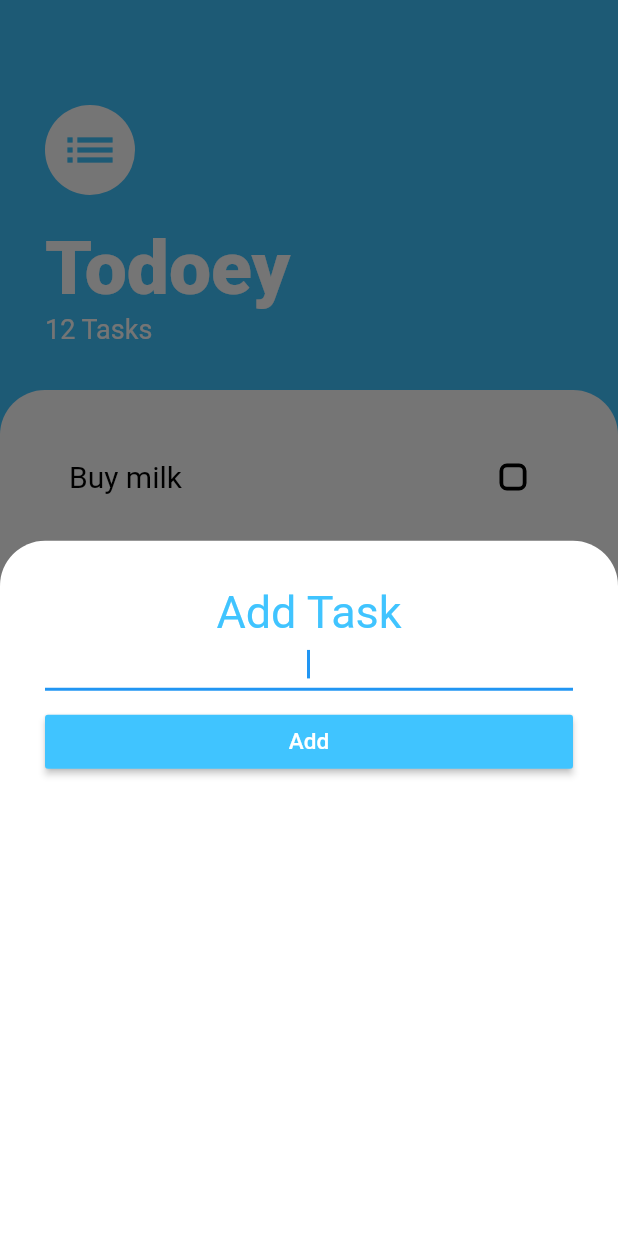
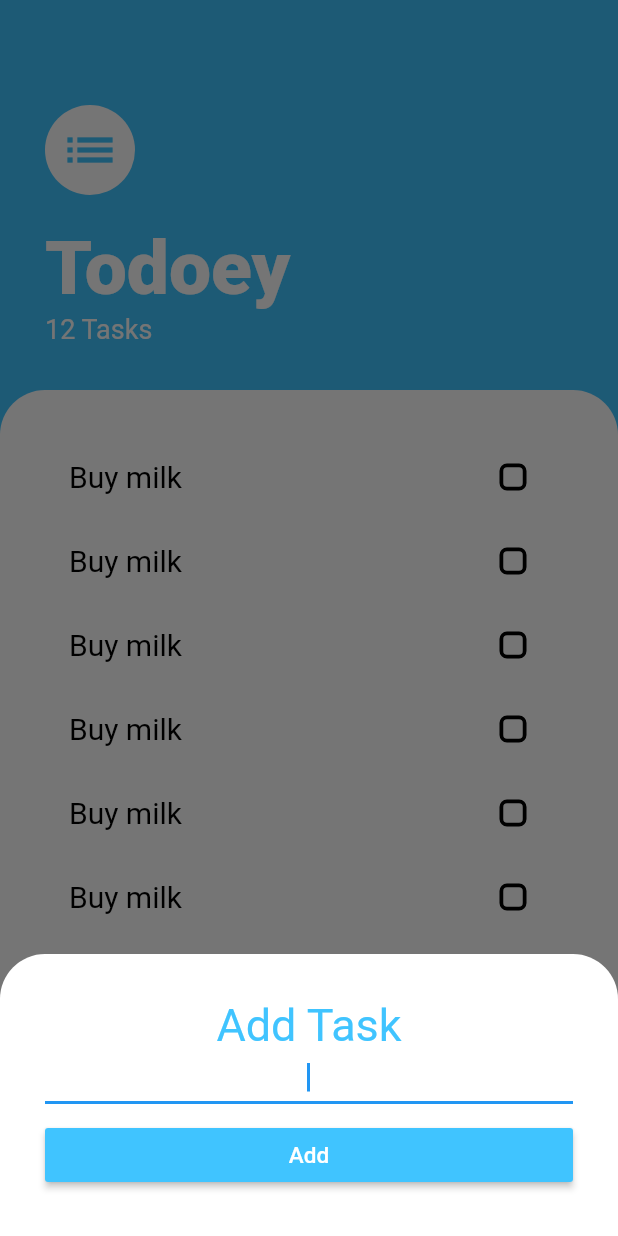
Before and after one commit to Junaed29/todo_app_flutter, a Flutter app: the screen it shows after launch, after a tap on the "add" icon, on a phone screen of 412 x 824 dp. Run offline on Flutter 3.47's test engine with Material 2 defaults, Android fonts, the phone set to English and light mode, and no system bars.

Commit message:
Custom add task widget added

```diff
--- /dev/null
+++ b/lib/screen/add_task_screen.dart
@@ -0,0 +1,47 @@
+import 'package:flutter/material.dart';
+
+class AddTaskScreen extends StatelessWidget {
+  const AddTaskScreen({
+    Key? key,
+  }) : super(key: key);
+
+  @override
+  Widget build(BuildContext context) {
+    return Container(
+      padding: const EdgeInsets.all(30),
+      decoration: const BoxDecoration(
+          color: Colors.white,
+          borderRadius: BorderRadius.only(
+              topLeft: Radius.circular(30), topRight: Radius.circular(30))),
+      child: Column(
+        mainAxisAlignment: MainAxisAlignment.center,
+        crossAxisAlignment: CrossAxisAlignment.stretch,
+        children: [
+          const Text(
+            "Add Task",
+            textAlign: TextAlign.center,
+            style: TextStyle(color: Colors.lightBlueAccent, fontSize: 30),
+          ),
+          const TextField(
+            autofocus: true,
+            textAlign: TextAlign.center,
+            decoration: InputDecoration(
+              isDense: true,
+            ),
+          ),
+          const SizedBox(
+            height: 10,
+          ),
+          MaterialButton(
+            onPressed: () {},
+            color: Colors.lightBlueAccent,
+            child: const Text(
+              "Add",
+              style: TextStyle(color: Colors.white, fontSize: 15),
+            ),
+          )
+        ],
+      ),
+    );
+  }
+}
--- a/lib/screen/todos_screen.dart
+++ b/lib/screen/todos_screen.dart
@@ -1,5 +1,7 @@
 import 'package:flutter/material.dart';
 import 'package:todo_app_flutter/widgets/todo_list.dart';
+
+import 'add_task_screen.dart';
 
 class TodosScreen extends StatelessWidget {
   @override
@@ -10,41 +12,12 @@ class TodosScreen extends StatelessWidget {
           showModalBottomSheet(
             backgroundColor: const Color(0x00FFFFFF),
             context: context,
-            builder: (context) => Container(
-              padding: const EdgeInsets.only(top: 30, left: 30, right: 30),
-              decoration: const BoxDecoration(
-                  color: Colors.white,
-                  borderRadius: BorderRadius.only(
-                      topLeft: Radius.circular(30),
-                      topRight: Radius.circular(30))),
-              child: Column(
-                crossAxisAlignment: CrossAxisAlignment.stretch,
-                children: [
-                  const Text(
-                    "Add Task",
-                    textAlign: TextAlign.center,
-                    style:
-                        TextStyle(color: Colors.lightBlueAccent, fontSize: 30),
-                  ),
-                  const TextField(
-                    autofocus: true,
-                    textAlign: TextAlign.center,
-                    decoration: InputDecoration(
-                      isDense: true,
-                    ),
-                  ),
-                  const SizedBox(
-                    height: 10,
-                  ),
-                  MaterialButton(
-                    onPressed: () {},
-                    color: Colors.lightBlueAccent,
-                    child: const Text(
-                      "Add",
-                      style: TextStyle(color: Colors.white, fontSize: 15),
-                    ),
-                  )
-                ],
+            isScrollControlled: true,
+            builder: (context) => SingleChildScrollView(
+              child: Container(
+                padding: EdgeInsets.only(
+                    bottom: MediaQuery.of(context).viewInsets.bottom),
+                child: AddTaskScreen(),
               ),
             ),
           );
```
